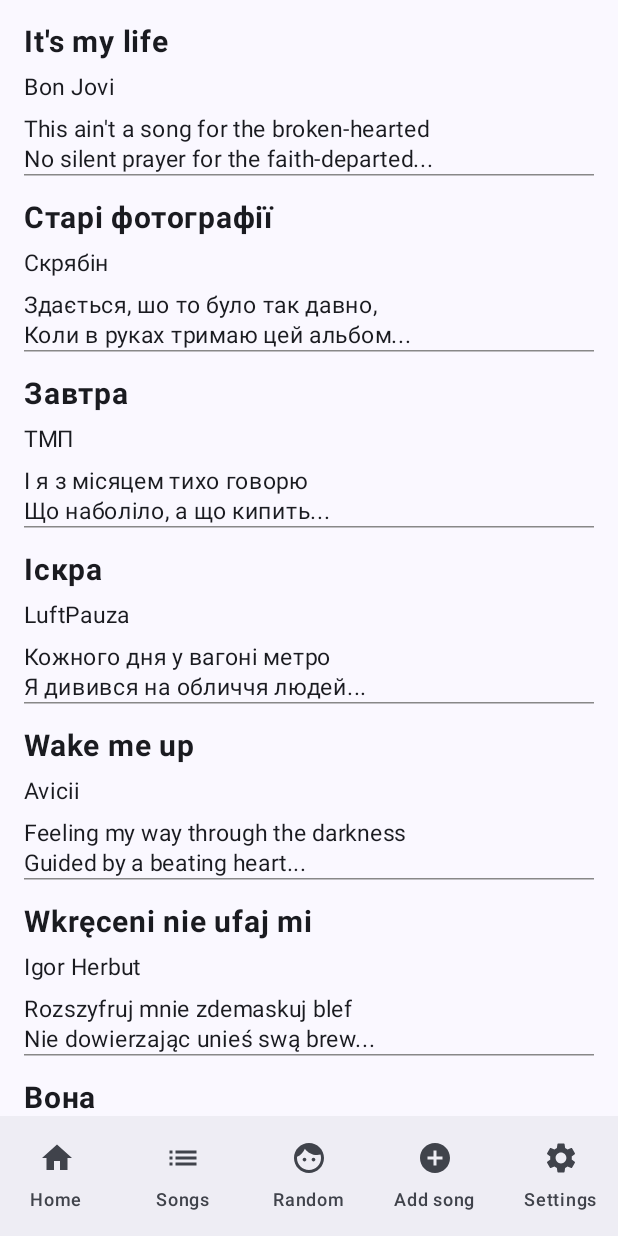
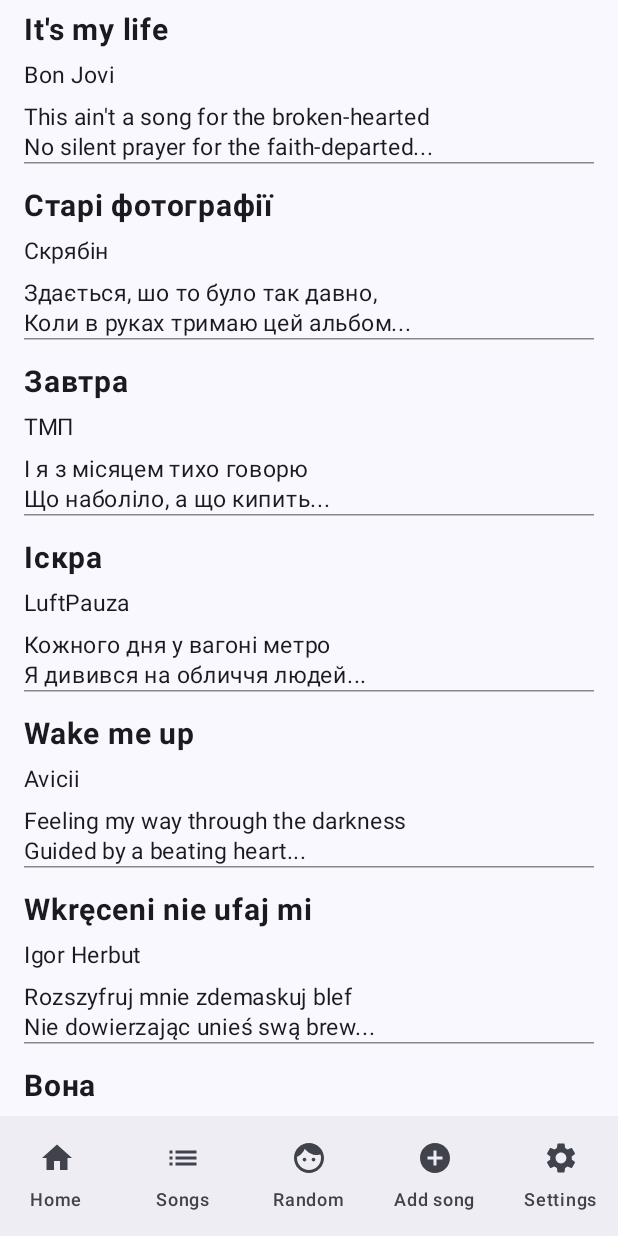
Before and after one commit to dar3/Songbook-Beta, an Android app built with Jetpack Compose: the AllSongsScreen screen opened through its navigation route, on a phone screen of 412 x 824 dp. Run offline under Robolectric (Android 15) with nearby library versions, the phone set to English and light mode, and no system bars.

Commit message:
Added padding for screen

```diff
--- a/app/src/main/java/com/dar3/songbookbeta/MainActivity.kt
+++ b/app/src/main/java/com/dar3/songbookbeta/MainActivity.kt
@@ -4,6 +4,8 @@ import android.annotation.SuppressLint
 import android.os.Bundle
 import androidx.activity.ComponentActivity
 import androidx.activity.compose.setContent
+import androidx.compose.foundation.layout.Box
+import androidx.compose.foundation.layout.padding
 import androidx.compose.material.icons.Icons
 import androidx.compose.material.icons.automirrored.filled.List
 import androidx.compose.material.icons.automirrored.outlined.List
@@ -21,6 +23,7 @@ import androidx.compose.material3.NavigationBarItem
 import androidx.compose.material3.Scaffold
 import androidx.compose.material3.Text
 import androidx.compose.runtime.Composable
+import androidx.compose.ui.Modifier
 import androidx.compose.ui.graphics.vector.ImageVector
 import androidx.navigation.NavController
 import androidx.navigation.compose.NavHost
@@ -47,7 +50,6 @@ data class BottomNavigationItem(
 
 
 class MainActivity : ComponentActivity() {
-    @SuppressLint("UnusedMaterial3ScaffoldPaddingParameter")
     override fun onCreate(savedInstanceState: Bundle?) {
         super.onCreate(savedInstanceState)
         setContent {
@@ -58,10 +60,16 @@ class MainActivity : ComponentActivity() {
                     bottomBar = {
                         BottomNavigationBar(navController)
                     }
-                ) {
+                ) { padding ->
+
+                    Box(modifier = Modifier.padding(padding)) {
+
+
                         NavHost(
                             navController = navController,
-                        startDestination = "home"
+                            startDestination = "home",
+
+
                             ) {
                             composable("home") { HomeScreen(navController) }
                             composable("allSongs") { AllSongsScreen() }
@@ -71,6 +79,7 @@ class MainActivity : ComponentActivity() {
                             composable("lastPlayedSongs") { LastSongsScreen() }
                             composable("favouriteSongs") { FavouriteSongsScreen() }
 
+                        }
                     }
                 }
             }
--- a/app/src/main/java/com/dar3/songbookbeta/screens/AllSongsScreen.kt
+++ b/app/src/main/java/com/dar3/songbookbeta/screens/AllSongsScreen.kt
@@ -65,10 +65,10 @@ fun AllSongsScreen() {
 
 
     LazyColumn(
-        contentPadding = PaddingValues(bottom = 20.dp),
+        contentPadding = PaddingValues(vertical = 8.dp),
         modifier = Modifier
             .fillMaxSize()
-            .padding(16.dp)
+            .padding(horizontal = 16.dp)
 
     ) {
         items(songs) { song ->
```
Lines whose indentation alone changed are shown as unchanged.
